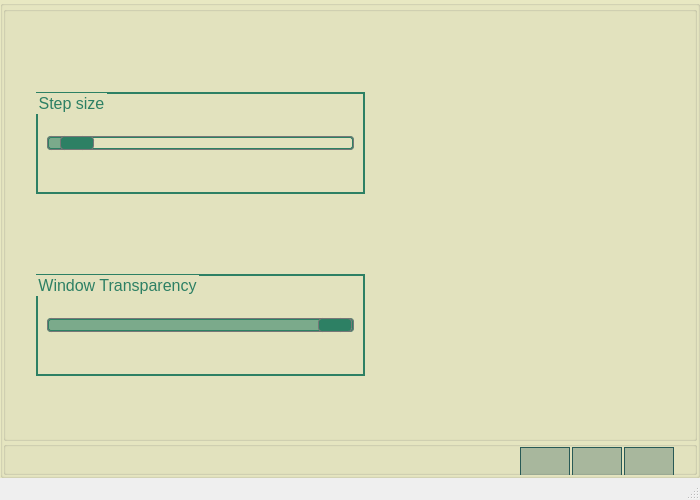
andrei-crisu/2D_BPP_gui_thread_approach, file 2D_Bin_Packing_Problem/mainwindow.ui: the form before one commit.
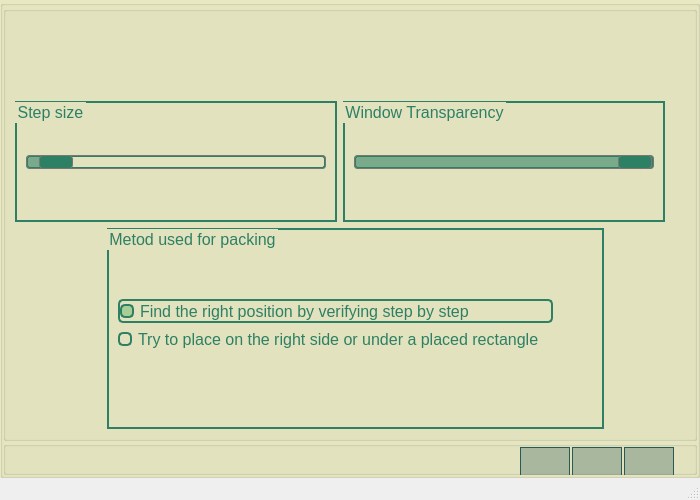
The form after the commit. The open tabs and pages were chosen to show the change. Icons and pictures are not drawn.

The edit to the form file:
```diff
--- a/2D_Bin_Packing_Problem/mainwindow.ui
+++ b/2D_Bin_Packing_Problem/mainwindow.ui
@@ -2852,22 +2852,7 @@
              <property name="title">
               <string/>
              </property>
-             <layout class="QVBoxLayout" name="verticalLayout_22">
-              <property name="spacing">
-               <number>0</number>
-              </property>
-              <property name="leftMargin">
-               <number>0</number>
-              </property>
-              <property name="topMargin">
-               <number>0</number>
-              </property>
-              <property name="rightMargin">
-               <number>0</number>
-              </property>
-              <property name="bottomMargin">
-               <number>0</number>
-              </property>
+             <layout class="QVBoxLayout" name="verticalLayout_20">
               <item>
                <layout class="QHBoxLayout" name="horizontalLayout_13">
                 <item>
@@ -2875,12 +2860,22 @@
                   <property name="orientation">
                    <enum>Qt::Horizontal</enum>
                   </property>
-                  <property name="sizeType">
-                   <enum>QSizePolicy::Fixed</enum>
+                  <property name="sizeHint" stdset="0">
+                   <size>
+                    <width>40</width>
+                    <height>20</height>
+                   </size>
                   </property>
+                 </spacer>
+                </item>
+                <item>
+                 <spacer name="horizontalSpacer_21">
+                  <property name="orientation">
+                   <enum>Qt::Horizontal</enum>
+                  </property>
                   <property name="sizeHint" stdset="0">
                    <size>
-                    <width>30</width>
+                    <width>40</width>
                     <height>20</height>
                    </size>
                   </property>
@@ -3029,40 +3024,7 @@
                  </layout>
                 </item>
                 <item>
-                 <spacer name="horizontalSpacer_15">
-                  <property name="orientation">
-                   <enum>Qt::Horizontal</enum>
-                  </property>
-                  <property name="sizeHint" stdset="0">
-                   <size>
-                    <width>118</width>
-                    <height>27</height>
-                   </size>
-                  </property>
-                 </spacer>
-                </item>
-               </layout>
-              </item>
-              <item>
-               <layout class="QHBoxLayout" name="horizontalLayout_16">
-                <item>
-                 <spacer name="horizontalSpacer_20">
-                  <property name="orientation">
-                   <enum>Qt::Horizontal</enum>
-                  </property>
-                  <property name="sizeType">
-                   <enum>QSizePolicy::Fixed</enum>
-                  </property>
-                  <property name="sizeHint" stdset="0">
-                   <size>
-                    <width>30</width>
-                    <height>20</height>
-                   </size>
-                  </property>
-                 </spacer>
-                </item>
-                <item>
-                 <layout class="QVBoxLayout" name="verticalLayout_20">
+                 <layout class="QVBoxLayout" name="verticalLayout_16">
                   <item>
                    <spacer name="verticalSpacer_10">
                     <property name="orientation">
@@ -3204,7 +3166,20 @@
                  </layout>
                 </item>
                 <item>
-                 <spacer name="horizontalSpacer_21">
+                 <spacer name="horizontalSpacer_22">
+                  <property name="orientation">
+                   <enum>Qt::Horizontal</enum>
+                  </property>
+                  <property name="sizeHint" stdset="0">
+                   <size>
+                    <width>40</width>
+                    <height>20</height>
+                   </size>
+                  </property>
+                 </spacer>
+                </item>
+                <item>
+                 <spacer name="horizontalSpacer_15">
                   <property name="orientation">
                    <enum>Qt::Horizontal</enum>
                   </property>
@@ -3219,17 +3194,193 @@
                </layout>
               </item>
               <item>
-               <spacer name="verticalSpacer_4">
-                <property name="orientation">
-                 <enum>Qt::Vertical</enum>
+               <layout class="QHBoxLayout" name="horizontalLayout_16">
+                <property name="leftMargin">
+                 <number>10</number>
                 </property>
-                <property name="sizeHint" stdset="0">
-                 <size>
-                  <width>20</width>
-                  <height>40</height>
-                 </size>
-                </property>
-               </spacer>
+                <item>
+                 <spacer name="horizontalSpacer_19">
+                  <property name="orientation">
+                   <enum>Qt::Horizontal</enum>
+                  </property>
+                  <property name="sizeHint" stdset="0">
+                   <size>
+                    <width>40</width>
+                    <height>20</height>
+                   </size>
+                  </property>
+                 </spacer>
+                </item>
+                <item>
+                 <widget class="QGroupBox" name="groupBox_25">
+                  <property name="font">
+                   <font>
+                    <pointsize>12</pointsize>
+                   </font>
+                  </property>
+                  <property name="styleSheet">
+                   <string notr="true">QGroupBox #groupBox_25{ 
+     border:2px  solid  #2d8064; 
+	color:#2d8064; 
+ }</string>
+                  </property>
+                  <property name="title">
+                   <string>Metod used for packing</string>
+                  </property>
+                  <layout class="QVBoxLayout" name="verticalLayout_24">
+                   <item>
+                    <spacer name="verticalSpacer_4">
+                     <property name="orientation">
+                      <enum>Qt::Vertical</enum>
+                     </property>
+                     <property name="sizeType">
+                      <enum>QSizePolicy::Fixed</enum>
+                     </property>
+                     <property name="sizeHint" stdset="0">
+                      <size>
+                       <width>20</width>
+                       <height>60</height>
+                      </size>
+                     </property>
+                    </spacer>
+                   </item>
+                   <item>
+                    <layout class="QHBoxLayout" name="horizontalLayout_14">
+                     <item>
+                      <layout class="QVBoxLayout" name="verticalLayout_19">
+                       <item>
+                        <widget class="QRadioButton" name="radioButton">
+                         <property name="font">
+                          <font>
+                           <pointsize>12</pointsize>
+                          </font>
+                         </property>
+                         <property name="styleSheet">
+                          <string notr="true"> QRadioButton::indicator:checked {
+border:2px  solid  #2d8064; 
+border-radius: 5px;
+color:#2d8064; 
+background-color: rgb(167, 206, 151);
+}
+
+QRadioButton::indicator:unchecked {
+border:2px  solid  #2d8064; 
+border-radius: 5px;
+color:#2d8064; 
+background-color: none;
+}
+
+QRadioButton:checked
+{
+border:2px  solid  #2d8064; 
+border-radius: 5px;
+color:#2d8064; 
+
+}
+
+QRadioButton:unchecked
+{
+color:#2d8064; 
+}</string>
+                         </property>
+                         <property name="text">
+                          <string>Find the right position by verifying step by step   </string>
+                         </property>
+                         <property name="checked">
+                          <bool>true</bool>
+                         </property>
+                        </widget>
+                       </item>
+                       <item>
+                        <widget class="QRadioButton" name="radioButton_2">
+                         <property name="font">
+                          <font>
+                           <pointsize>12</pointsize>
+                          </font>
+                         </property>
+                         <property name="styleSheet">
+                          <string notr="true"> QRadioButton::indicator:checked {
+border:2px  solid  #2d8064; 
+border-radius: 5px;
+color:#2d8064; 
+background-color: rgb(167, 206, 151);
+}
+
+QRadioButton::indicator:unchecked {
+border:2px  solid  #2d8064; 
+border-radius: 5px;
+color:#2d8064; 
+background-color: none;
+}
+
+QRadioButton:checked
+{
+border:2px  solid  #2d8064; 
+border-radius: 5px;
+color:#2d8064; 
+
+}
+
+QRadioButton:unchecked
+{
+color:#2d8064; 
+}</string>
+                         </property>
+                         <property name="text">
+                          <string>Try to place on the right side or under a placed rectangle   </string>
+                         </property>
+                         <property name="checked">
+                          <bool>false</bool>
+                         </property>
+                        </widget>
+                       </item>
+                      </layout>
+                     </item>
+                     <item>
+                      <spacer name="horizontalSpacer_18">
+                       <property name="orientation">
+                        <enum>Qt::Horizontal</enum>
+                       </property>
+                       <property name="sizeHint" stdset="0">
+                        <size>
+                         <width>40</width>
+                         <height>20</height>
+                        </size>
+                       </property>
+                      </spacer>
+                     </item>
+                    </layout>
+                   </item>
+                   <item>
+                    <spacer name="verticalSpacer_7">
+                     <property name="orientation">
+                      <enum>Qt::Vertical</enum>
+                     </property>
+                     <property name="sizeHint" stdset="0">
+                      <size>
+                       <width>20</width>
+                       <height>40</height>
+                      </size>
+                     </property>
+                    </spacer>
+                   </item>
+                  </layout>
+                 </widget>
+                </item>
+                <item>
+                 <spacer name="horizontalSpacer_20">
+                  <property name="orientation">
+                   <enum>Qt::Horizontal</enum>
+                  </property>
+                  <property name="sizeHint" stdset="0">
+                   <size>
+                    <width>40</width>
+                    <height>20</height>
+                   </size>
+                  </property>
+                 </spacer>
+                </item>
+               </layout>
               </item>
              </layout>
             </widget>
```
Left out of the diff: 4 changed lines with no effect on the pictures.
